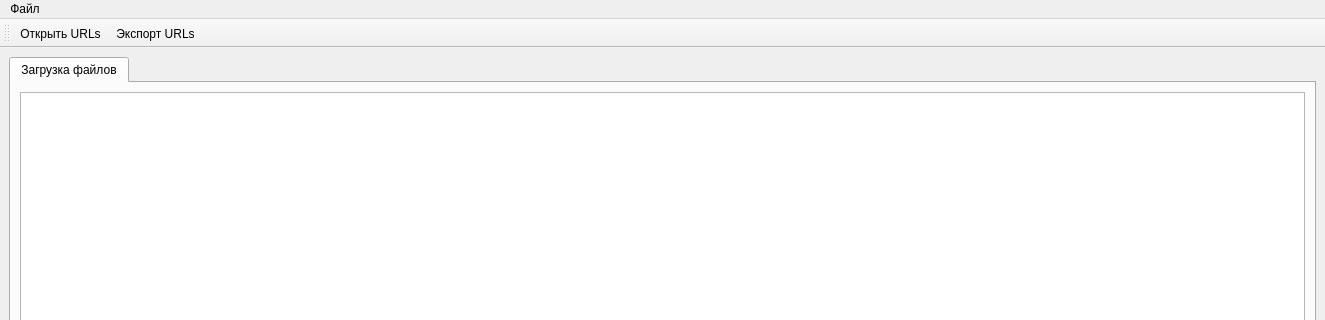
The window that mainwindow.ui (knvmbox/file-uploader) describes before a commit, drawn with Qt 5; both pictures show x 0 to 1325 and y 0 to 320 of the 1325 by 850 pixel window.
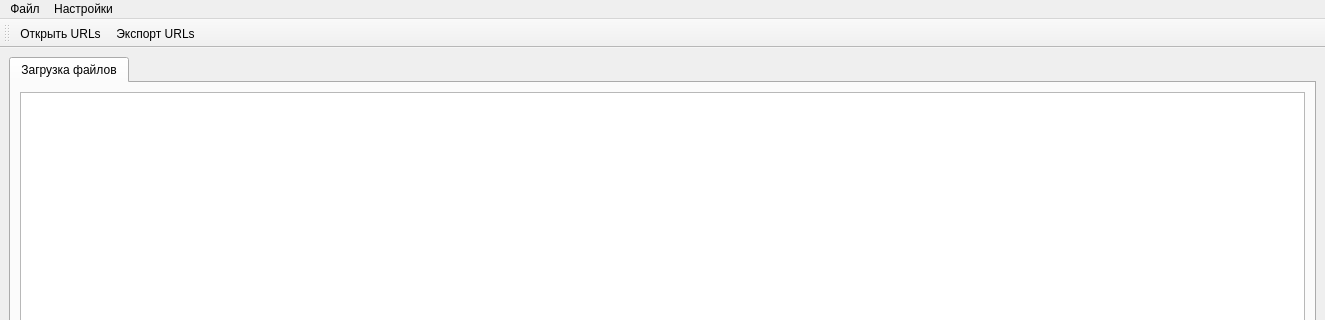
The same window after the commit. Icons and pictures are not drawn. Custom widgets are drawn as their Qt base class.

```diff
--- a/mainwindow.ui
+++ b/mainwindow.ui
@@ -127,7 +127,14 @@
     <addaction name="openUrlsAction"/>
     <addaction name="exportUrlsAction"/>
    </widget>
+   <widget class="QMenu" name="menu">
+    <property name="title">
+     <string>Настройки</string>
+    </property>
+    <addaction name="paramsAction"/>
+   </widget>
    <addaction name="menuFile"/>
+   <addaction name="menu"/>
   </widget>
   <widget class="QStatusBar" name="statusbar"/>
   <widget class="QToolBar" name="toolBar">
```
Left out of the diff: 5 changed lines with no effect on the pictures.
